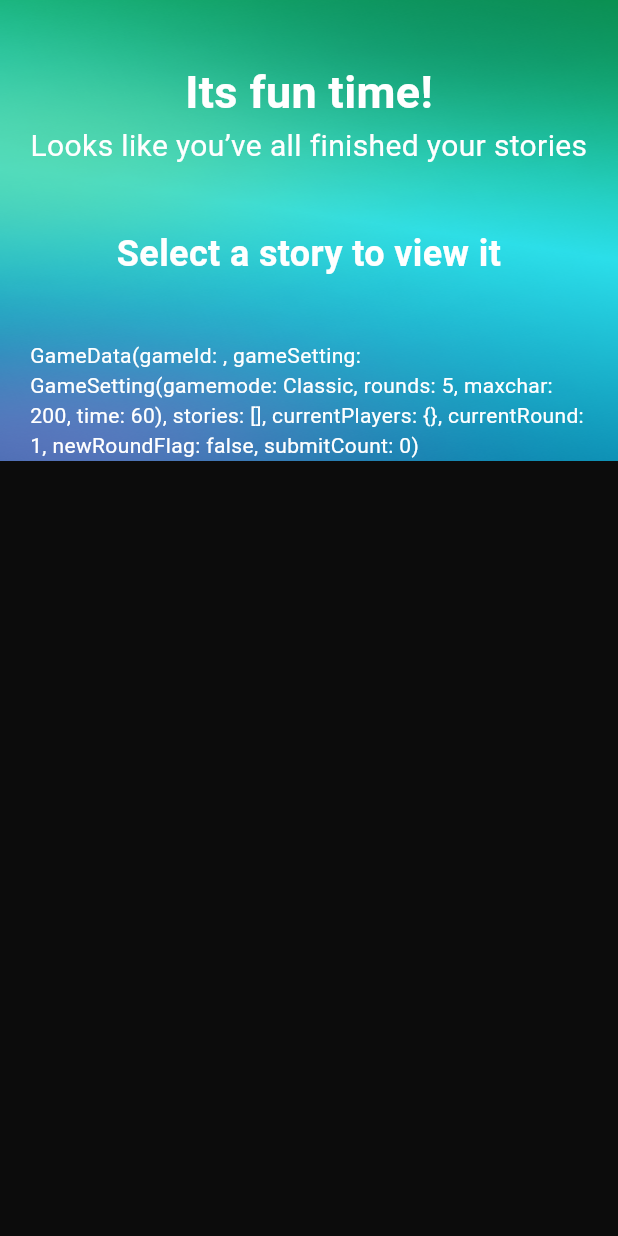
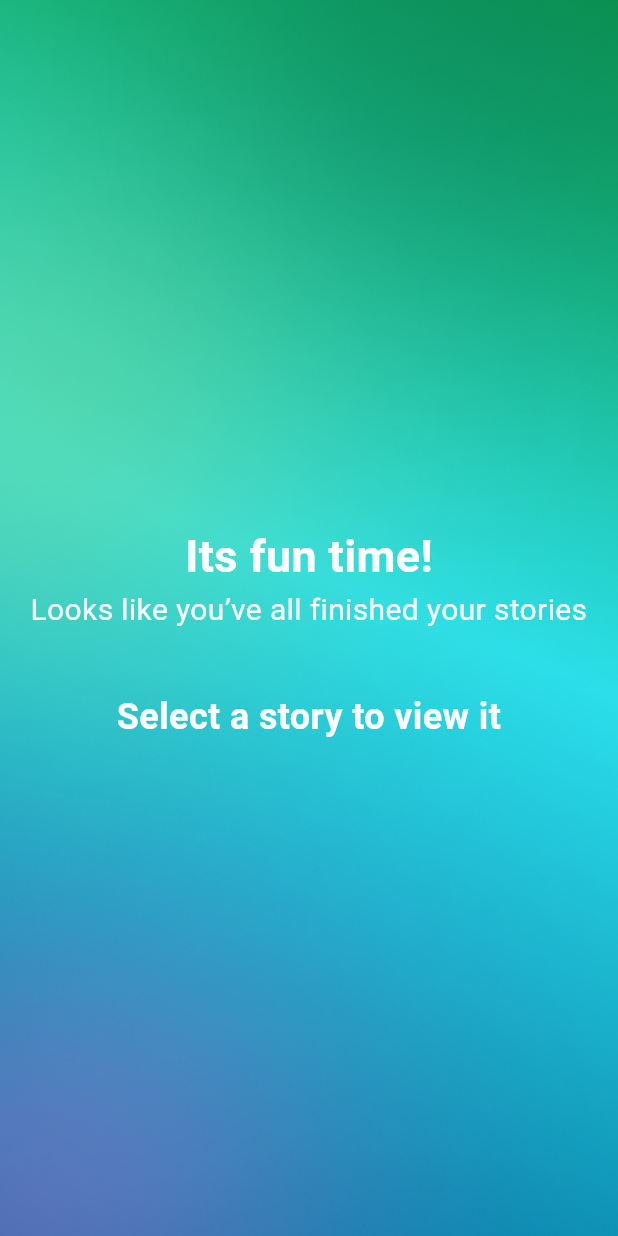
Before and after one commit to FrostyCake47/TextTales, a Flutter app: the StoryScreen screen opened directly with empty values, on a phone screen of 412 x 824 dp. Run offline on Flutter 3.47's test engine with Material 3 defaults, Android fonts, the phone set to English and light mode, and no system bars; our stand-ins replace firebase_auth, firebase_core, flutter_riverpod, flutter_spinkit, flutter_svg, flutter_tts and 6 more; missing offline and left inert: dart:ffi; accounts and stored records are empty; network calls fail; Roboto replaces fonts that are missing (Poppins).

Commit message:
git commit removed debug elements

```diff
--- a/lib/screens/game.dart
+++ b/lib/screens/game.dart
@@ -206,8 +206,9 @@ class _GameScreenState extends ConsumerState<GameScreen> {
 
 
                       SizedBox(height: 40,),
-                      Text(gameData.toString()),
+                      /*Text(gameData.toString()),
                       Text(snapshot.hasData ? '${snapshot.data}' : '', style: TextStyle(color: Color.fromARGB(255, 68, 39, 0)),),
+                      */
                     ],
                   ),
                 ),
--- a/lib/screens/lobby.dart
+++ b/lib/screens/lobby.dart
@@ -209,7 +209,7 @@ class _LobbyScreenState extends ConsumerState<LobbyScreen> {
                       child: ReadyButton(isReady: lobbyStatus.readyPlayers[player.playerId] ?? false, mode: widget.mode ?? 'join', lobbyStatus: lobbyStatus,),
                     ),
 
-                    Text(lobbyStatus.readyPlayers.toString()),
+                    /*Text(lobbyStatus.readyPlayers.toString()),
                     Text(snapshot.hasData ? '${snapshot.data}' : '', style: TextStyle(color: Color.fromARGB(255, 68, 39, 0)),),
 
                     Form(
@@ -222,7 +222,7 @@ class _LobbyScreenState extends ConsumerState<LobbyScreen> {
                     GestureDetector(
                       onTap: _sendMessage,
                       child:const Icon(Icons.send),
-                    )
+                    )*/
                   ],
                 ),
               ),
--- a/lib/screens/story.dart
+++ b/lib/screens/story.dart
@@ -162,8 +162,7 @@ class _StoryScreenState extends ConsumerState<StoryScreen> {
       },
       child: Scaffold(
         backgroundColor: dark,
-        body: SingleChildScrollView(
-          child: Container(
+        body: Container(
           padding: EdgeInsets.symmetric(horizontal: 20),
           decoration: BoxDecoration(
             image: DecorationImage(image: AssetImage('assets/storybg.png'), fit: BoxFit.fill)
@@ -186,7 +185,9 @@ class _StoryScreenState extends ConsumerState<StoryScreen> {
 
 
 
-                return Column(
+              return Center(
+                child: SingleChildScrollView(
+                  child: Column(
                     mainAxisAlignment: MainAxisAlignment.start,
                     children: [
                       SizedBox(height: 40,),
@@ -255,12 +256,13 @@ class _StoryScreenState extends ConsumerState<StoryScreen> {
                           ],
                         ),
 
-                      Text(mode ?? ''),
-                      Text(gameData.toString())
+                        /*Text(mode ?? ''),
+                        Text(gameData.toString())*/
                     ],
+                  ),
+                ),
               );
           }),
-          ),
         ),
       ),
     );
```
Lines whose indentation alone changed are shown as unchanged.
